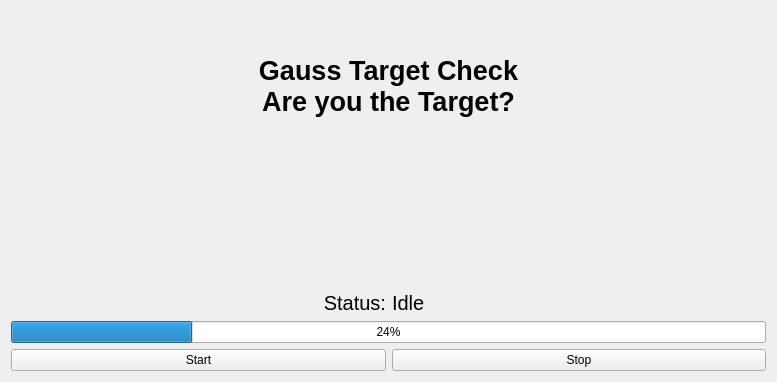
This is application/gaussCrack/mainwindow.ui in lightswitch05/gaussCrack as Qt 5 draws it before an edit. The edited form follows.
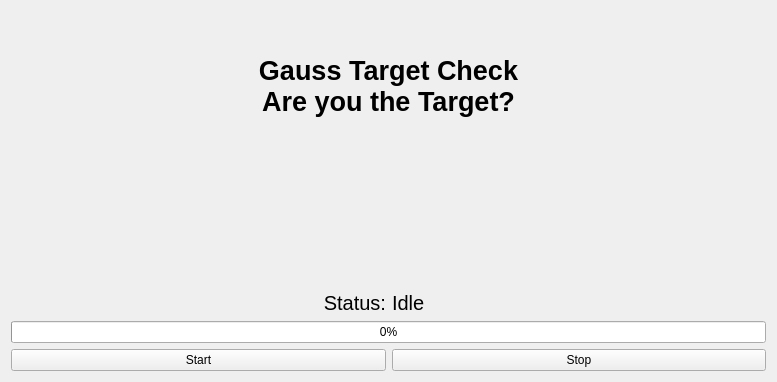
This is the edited form.

```diff
--- a/application/gaussCrack/mainwindow.ui
+++ b/application/gaussCrack/mainwindow.ui
@@ -79,7 +79,7 @@
     <item>
      <widget class="QProgressBar" name="progressBar">
       <property name="value">
-       <number>24</number>
+       <number>0</number>
       </property>
      </widget>
     </item>
```
